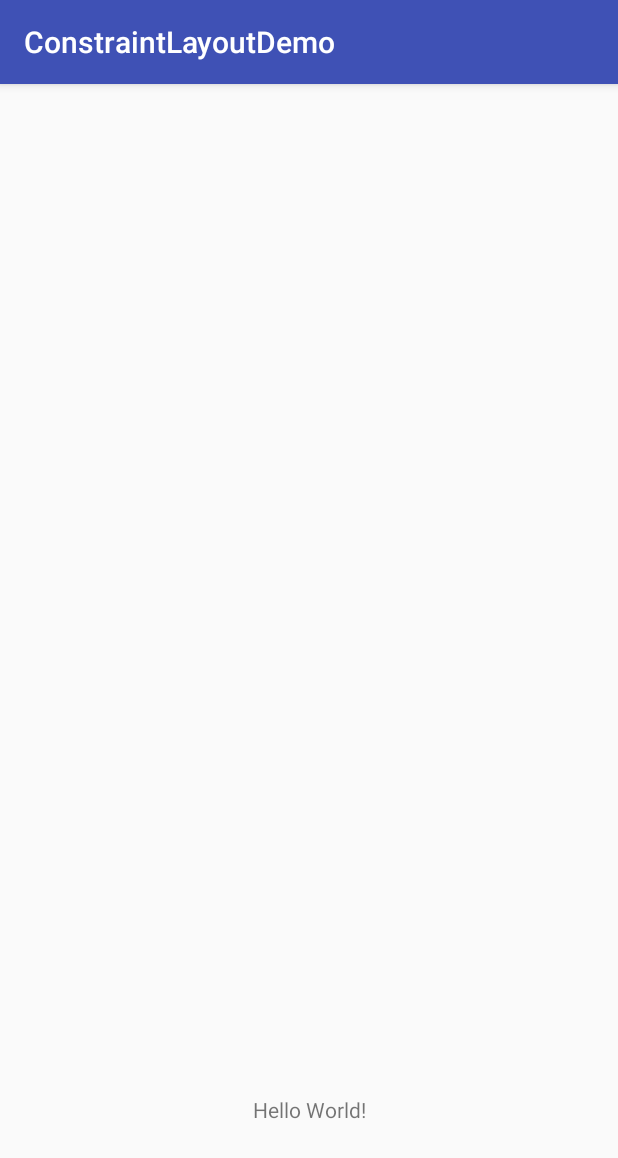
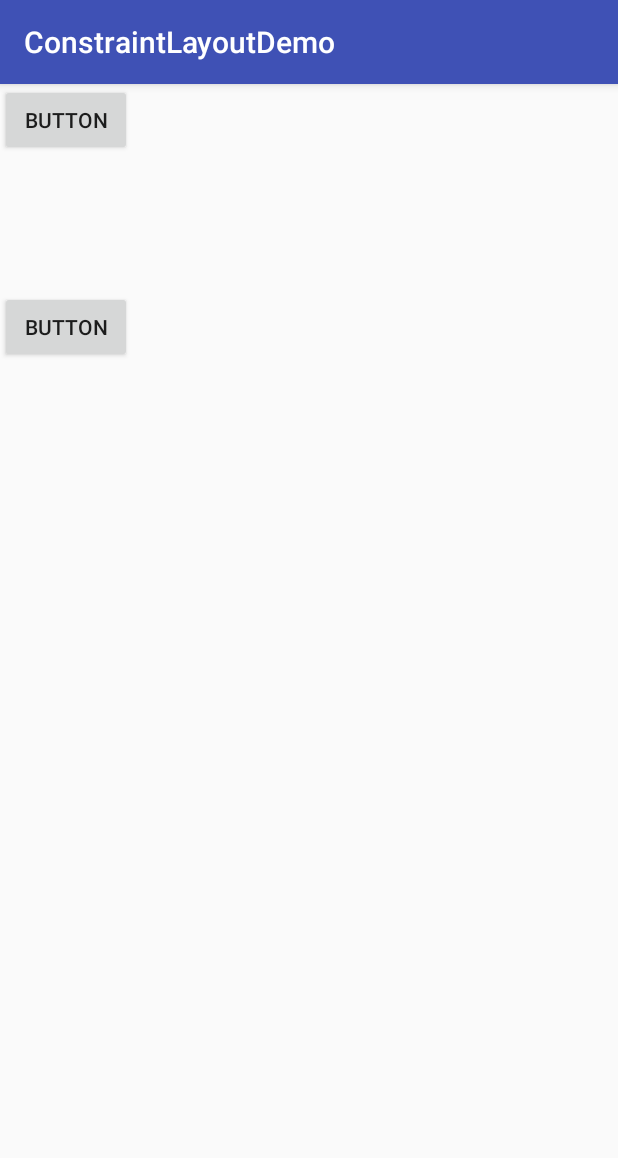
Before and after one commit to wuyinlei/ConstraintLayoutDemo, an Android app: the screen it shows after launch (MainActivity), on a phone screen of 412 x 824 dp. Shown: the top 1158 px of the screen. Run offline under Robolectric (Android 15) with nearby library versions, the phone set to English and light mode, and no system bars.

Commit message:
布局添加

```diff
--- a/app/build.gradle
+++ b/app/build.gradle
@@ -20,11 +20,14 @@ android {
 }
 
 dependencies {
-    compile fileTree(dir: 'libs', include: ['*.jar'])
+    compile fileTree(include: ['*.jar'], dir: 'libs')
     androidTestCompile('com.android.support.test.espresso:espresso-core:2.2.2', {
         exclude group: 'com.android.support', module: 'support-annotations'
     })
     compile 'com.android.support:appcompat-v7:26.+'
     compile 'com.android.support.constraint:constraint-layout:1.0.2'
     testCompile 'junit:junit:4.12'
+    compile 'com.android.support:cardview-v7:26.0.0-alpha1'
+
+    compile 'com.github.mcxtzhang:AnimShopButton:V1.2.0'
 }
--- a/app/src/main/res/layout/activity_main.xml
+++ b/app/src/main/res/layout/activity_main.xml
@@ -2,18 +2,25 @@
 <android.support.constraint.ConstraintLayout
     xmlns:android="http://schemas.android.com/apk/res/android"
     xmlns:app="http://schemas.android.com/apk/res-auto"
+    xmlns:tools="http://schemas.android.com/tools"
     android:layout_width="match_parent"
     android:layout_height="match_parent">
 
-    <TextView
+    <Button
+        android:id="@+id/button4"
         android:layout_width="wrap_content"
-        android:layout_height="wrap_content"
-        android:text="Hello World!"
-        app:layout_constraintBottom_toBottomOf="parent"
-        app:layout_constraintLeft_toLeftOf="parent"
-        app:layout_constraintRight_toRightOf="parent"
-        app:layout_constraintTop_toTopOf="parent"
-        app:layout_constraintHorizontal_bias="0.5"
-        app:layout_constraintVertical_bias="0.9"/>
+        android:layout_height="48dp"
+        android:text="Button"
+        app:layout_constraintDimensionRatio="w,1:1"
+        tools:layout_editor_absoluteX="8dp"
+        tools:layout_editor_absoluteY="0dp"/>
 
+    <Button
+        android:id="@+id/button5"
+        android:layout_width="0dp"
+        android:layout_height="48dp"
+        android:layout_marginTop="138dp"
+        android:text="Button"
+        app:layout_constraintTop_toTopOf="@+id/button4"
+        tools:layout_editor_absoluteX="0dp"/>
 </android.support.constraint.ConstraintLayout>
--- a/build.gradle
+++ b/build.gradle
@@ -15,6 +15,7 @@ buildscript {
 allprojects {
     repositories {
         jcenter()
+        maven { url "https://jitpack.io" }
     }
 }
 
```
Also changed, not shown: app/src/main/res/layout/aactivity_test.xml (added, +89 -0 lines), app/src/main/res/drawable/timg.png (added), app/src/main/res/mipmap-xhdpi/aaa.jpg (added), gradle/wrapper/gradle-wrapper.properties.
